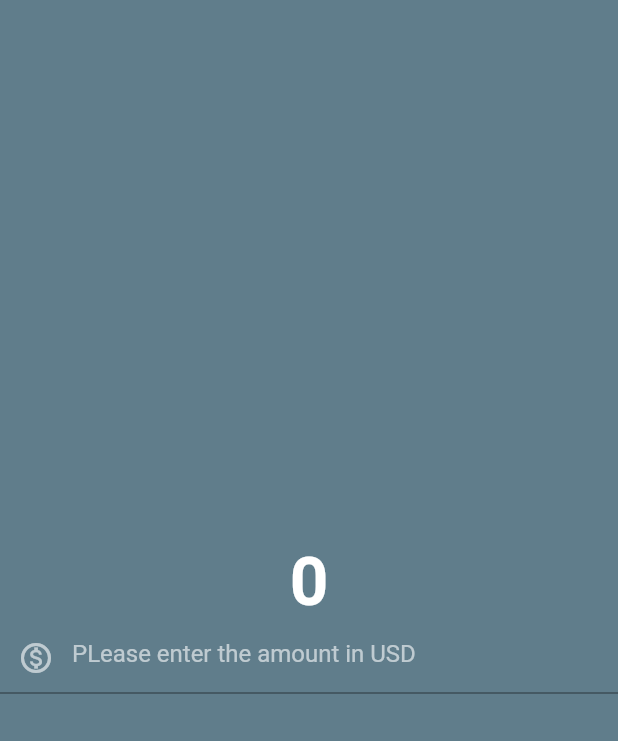
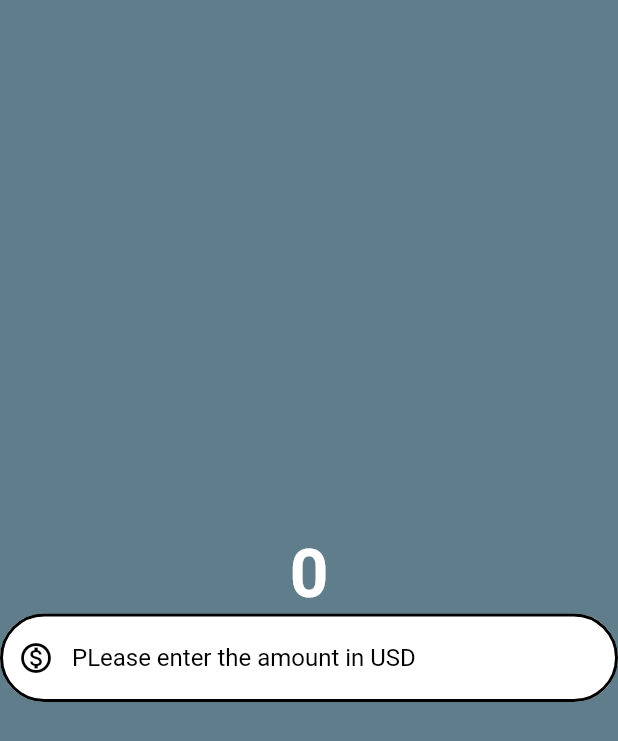
Before and after one commit to KHALEDKHLYAN/Flutter_zero_to_Hero, a Flutter app: the screen it shows after launch, on a phone screen of 412 x 824 dp. Shown: the top 741 px of the screen. Run offline on Flutter 3.47's test engine with Material 2 defaults, Android fonts, the phone set to English and light mode, and no system bars.

Commit message:
flutter cyrrency

```diff
--- a/lib/home.dart
+++ b/lib/home.dart
@@ -5,13 +5,22 @@ class Home extends StatelessWidget {
 
   @override
   Widget build(BuildContext context) {
-    return const Scaffold(
+    final border = OutlineInputBorder(
+      //Color(0xAARRGGBB)
+      borderSide: const BorderSide(
+        width: 2.0,
+        style: BorderStyle.solid,
+      ),
+      borderRadius: BorderRadius.circular(60),
+    );
+
+    return Scaffold(
       backgroundColor: Colors.blueGrey,
       body: Center(
         child: Column(
           mainAxisAlignment: MainAxisAlignment.center,
           children: [
-            Text(
+            const Text(
               '0',
               style: TextStyle(
                 fontSize: 45,
@@ -20,16 +29,25 @@ class Home extends StatelessWidget {
               ),
             ),
             TextField(
-              style: TextStyle(
-                color: Colors.white60,
+              // obscureText: false,
+              style: const TextStyle(
+                color: Colors.black,
               ),
               decoration: InputDecoration(
+                border: const OutlineInputBorder(),
                 hintText: 'PLease enter the amount in USD',
-                hintStyle: TextStyle(
-                  color: Colors.white60,
+                hintStyle: const TextStyle(
+                  color: Colors.black,
                 ),
-                prefixIcon: Icon(Icons.monetization_on_outlined),
-                prefixIconColor: Colors.white60,
+                prefixIcon: const Icon(Icons.monetization_on_outlined),
+                prefixIconColor: Colors.black,
+                filled: true,
+                fillColor: Colors.white,
+                focusedBorder: border,
+                enabledBorder: border,
+              ),
+              keyboardType: const TextInputType.numberWithOptions(
+                decimal: true,
               ),
             )
           ],
```
